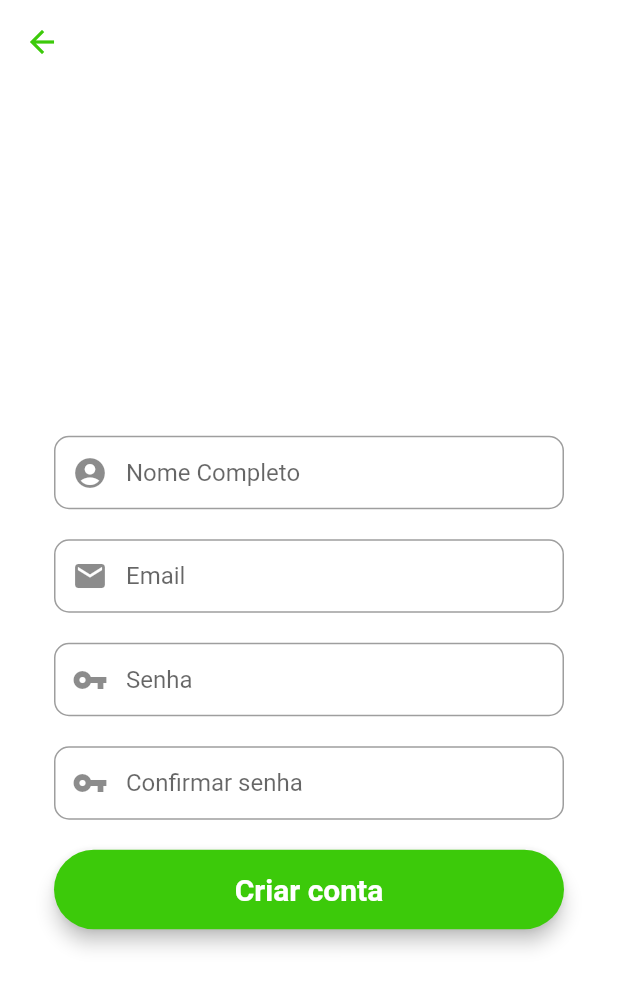
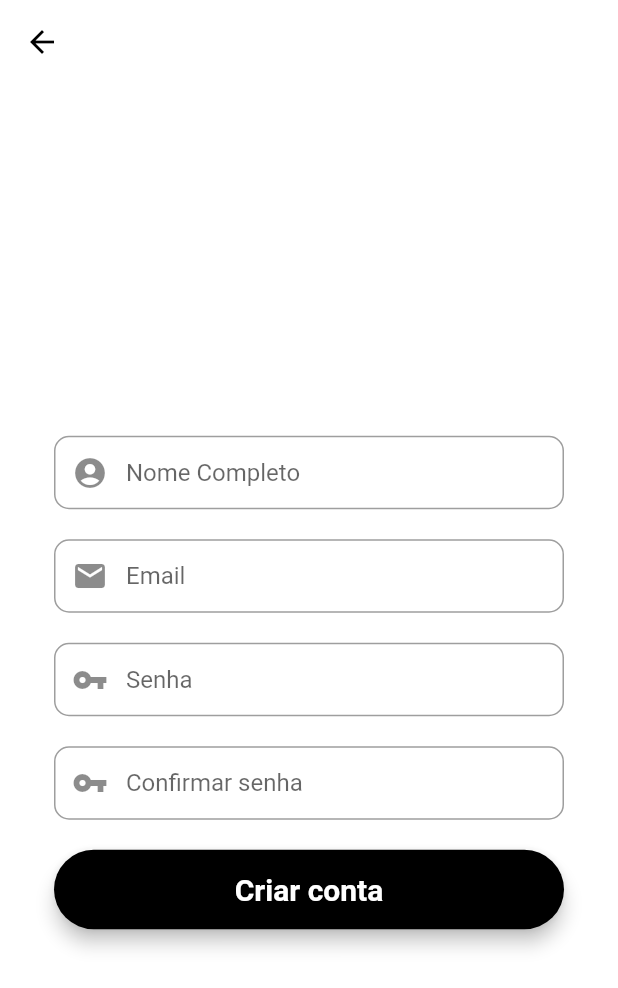
Before and after one commit to brfideliza/brfideliza, a Flutter app: the screen it shows after launch, after a tap on "Clique aqui", on a phone screen of 412 x 824 dp. Shown: the top 988 px of the screen. Run offline on Flutter 3.47's test engine with Material 2 defaults, Android fonts, the phone set to English and light mode, and no system bars; our stand-ins replace cloud_firestore, firebase_auth, firebase_core, fluttertoast; accounts and stored records are empty.

Commit message:
added forgot password link and updates

```diff
--- a/lib/main.dart
+++ b/lib/main.dart
@@ -16,9 +16,9 @@ class MyApp extends StatelessWidget {
   @override
   Widget build(BuildContext context) {
     return MaterialApp(
-        title: 'Email And Password Login',
+        title: 'BrFideliza | Login',
         theme: ThemeData(
-          primarySwatch: Colors.green,
+          primaryColor: Colors.black,
         ),
         home: const LoginScreen());
   }
--- a/lib/screens/login/login_screen.dart
+++ b/lib/screens/login/login_screen.dart
@@ -53,6 +53,8 @@ class _LoginScreenState extends State<LoginScreen> {
       ),
     );
 
+
+
     final passwordField = TextFormField(
 
       autofocus: false,
@@ -84,10 +86,12 @@ class _LoginScreenState extends State<LoginScreen> {
       ),
     );
 
+
+
     final loginButton = Material(
       elevation: 5,
       borderRadius: BorderRadius.circular(30),
-      color: const Color.fromARGB(255, 60, 202, 10),
+      color: const Color.fromARGB(255, 0, 0, 0),
       child: MaterialButton(
         padding: const EdgeInsets.fromLTRB(20, 15, 20, 15),
         minWidth: MediaQuery.of(context).size.width,
@@ -102,6 +106,7 @@ class _LoginScreenState extends State<LoginScreen> {
 
 
     return Scaffold(
+
       backgroundColor: Colors.white,
       body: Center(
         child: Container(
@@ -125,10 +130,34 @@ class _LoginScreenState extends State<LoginScreen> {
                   const SizedBox(height: 35),
 
                   emailField,
-                  const SizedBox(height: 25),
+                  const SizedBox(height: 10),
+
+                    Padding(
+                      padding: const EdgeInsets.symmetric(vertical: 10.0),
+                      child: Row(
+                      mainAxisAlignment: MainAxisAlignment.end,
+
+                      children: <Widget>[
+                        GestureDetector(
+                          onTap: () {
+
+                          },
+                          child: const Text(
+                            "Esqueceu a senha?",
+                            style: TextStyle(
+                              color: Color.fromARGB(255, 0, 0, 0),
+                              decoration: TextDecoration.underline,
+                              ),
+                          ),
+                        ),
+                      ],
+                                      ),
+                    ),
+
 
                   passwordField,
                   const SizedBox(height: 35),
+
 
                   loginButton,
                   const SizedBox(height: 15),
@@ -144,9 +173,10 @@ class _LoginScreenState extends State<LoginScreen> {
                         child: const Text(
                           "Clique aqui",
                           style: TextStyle(
-                            color: Color.fromARGB(255, 60, 202, 10),
+                            color: Color.fromARGB(255, 0, 0, 0),
                             decoration: TextDecoration.underline,
-                            fontWeight: FontWeight.bold, fontSize: 15),
+
+                            ),
                         ),
                       )
                     ],
--- a/lib/screens/login/registration_screen.dart
+++ b/lib/screens/login/registration_screen.dart
@@ -148,7 +148,7 @@ class _RegistrationScreenState extends State<RegistrationScreen> {
     final signUpButton = Material(
       elevation: 5,
       borderRadius: BorderRadius.circular(30),
-      color: const Color.fromARGB(255, 60, 202, 10),
+      color: const Color.fromARGB(255, 0, 0, 0),
       child: MaterialButton(
           padding: const EdgeInsets.fromLTRB(20, 15, 20, 15),
           minWidth: MediaQuery.of(context).size.width,
@@ -169,7 +169,7 @@ class _RegistrationScreenState extends State<RegistrationScreen> {
         backgroundColor: Colors.transparent,
         elevation: 0,
         leading: IconButton(
-          icon: const Icon(Icons.arrow_back, color: Color.fromARGB(255, 60, 202, 10)),
+          icon: const Icon(Icons.arrow_back, color: Color.fromARGB(255, 0, 0, 0)),
           onPressed: () {
             // passing this to our root
             Navigator.of(context).pop();
```
